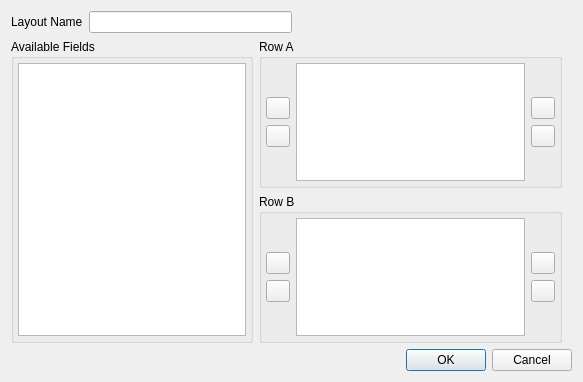
Above: ui/NewContactLayoutEditor.ui from k5mcd/QLog before the change. Below: the same form after it.
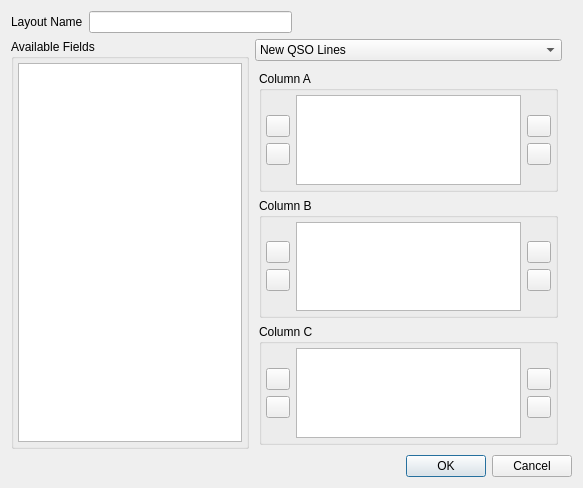
That is the form after the change. The open tabs and pages were chosen to show the change. Icons and pictures are not drawn.

Commit message: NewContactLayout: Redesigned dynamic GUI - added Details Tab

Patch:
```diff
--- a/ui/NewContactLayoutEditor.ui
+++ b/ui/NewContactLayoutEditor.ui
@@ -7,7 +7,7 @@
     <x>0</x>
     <y>0</y>
     <width>583</width>
-    <height>382</height>
+    <height>488</height>
    </rect>
   </property>
   <property name="windowTitle">
@@ -96,7 +96,40 @@
         <number>10</number>
        </property>
        <item>
-        <widget class="QGroupBox" name="rowAGroupBox">
+        <widget class="QComboBox" name="layoutTypeComboBox">
+         <item>
+          <property name="text">
+           <string>New QSO Lines</string>
+          </property>
+         </item>
+         <item>
+          <property name="text">
+           <string>New QSO Details</string>
+          </property>
+         </item>
+        </widget>
+       </item>
+       <item>
+        <widget class="QStackedWidget" name="stackedWidget">
+         <property name="currentIndex">
+          <number>0</number>
+         </property>
+         <widget class="QWidget" name="newQSOAreaPage">
+          <layout class="QVBoxLayout" name="verticalLayout_13">
+           <property name="leftMargin">
+            <number>4</number>
+           </property>
+           <property name="topMargin">
+            <number>4</number>
+           </property>
+           <property name="rightMargin">
+            <number>4</number>
+           </property>
+           <property name="bottomMargin">
+            <number>4</number>
+           </property>
+           <item>
+            <widget class="QGroupBox" name="qsoRowAGroupBox">
          <property name="title">
           <string>Row A</string>
          </property>
@@ -300,7 +333,7 @@
         </widget>
        </item>
        <item>
-        <widget class="QGroupBox" name="rowBGroupBox">
+            <widget class="QGroupBox" name="qsoRowBGroupBox">
          <property name="title">
           <string>Row B</string>
          </property>
@@ -510,6 +543,638 @@
         </widget>
        </item>
       </layout>
+         </widget>
+         <widget class="QWidget" name="newQSODetailPage">
+          <layout class="QVBoxLayout" name="verticalLayout_20">
+           <property name="leftMargin">
+            <number>4</number>
+           </property>
+           <property name="topMargin">
+            <number>4</number>
+           </property>
+           <property name="rightMargin">
+            <number>4</number>
+           </property>
+           <property name="bottomMargin">
+            <number>4</number>
+           </property>
+           <item>
+            <widget class="QGroupBox" name="detailColAGroupBox">
+             <property name="title">
+              <string>Column A</string>
+             </property>
+             <layout class="QHBoxLayout" name="horizontalLayout_6">
+              <property name="leftMargin">
+               <number>4</number>
+              </property>
+              <property name="topMargin">
+               <number>4</number>
+              </property>
+              <property name="rightMargin">
+               <number>4</number>
+              </property>
+              <property name="bottomMargin">
+               <number>4</number>
+              </property>
+              <item>
+               <layout class="QVBoxLayout" name="verticalLayout_14">
+                <item>
+                 <spacer name="verticalSpacer_23">
+                  <property name="orientation">
+                   <enum>Qt::Vertical</enum>
+                  </property>
+                  <property name="sizeHint" stdset="0">
+                   <size>
+                    <width>20</width>
+                    <height>40</height>
+                   </size>
+                  </property>
+                 </spacer>
+                </item>
+                <item>
+                 <widget class="QPushButton" name="moveToDetailColAButton">
+                  <property name="sizePolicy">
+                   <sizepolicy hsizetype="Maximum" vsizetype="Fixed">
+                    <horstretch>0</horstretch>
+                    <verstretch>0</verstretch>
+                   </sizepolicy>
+                  </property>
+                  <property name="maximumSize">
+                   <size>
+                    <width>24</width>
+                    <height>24</height>
+                   </size>
+                  </property>
+                  <property name="toolTip">
+                   <string>Move selected fields from the Available Fields List to the Row A</string>
+                  </property>
+                  <property name="text">
+                   <string notr="true"/>
+                  </property>
+                  <property name="icon">
+                   <iconset resource="../res/icons/icons.qrc">
+                    <normaloff>:/icons/baseline-play_arrow-24px.svg</normaloff>:/icons/baseline-play_arrow-24px.svg</iconset>
+                  </property>
+                 </widget>
+                </item>
+                <item>
+                 <widget class="QPushButton" name="removeFromDetailColAButton">
+                  <property name="sizePolicy">
+                   <sizepolicy hsizetype="Maximum" vsizetype="Fixed">
+                    <horstretch>0</horstretch>
+                    <verstretch>0</verstretch>
+                   </sizepolicy>
+                  </property>
+                  <property name="maximumSize">
+                   <size>
+                    <width>24</width>
+                    <height>24</height>
+                   </size>
+                  </property>
+                  <property name="toolTip">
+                   <string>Remove selected field from the Row A</string>
+                  </property>
+                  <property name="text">
+                   <string notr="true"/>
+                  </property>
+                  <property name="icon">
+                   <iconset resource="../res/icons/icons.qrc">
+                    <normaloff>:/icons/baseline-play_back-24px.svg</normaloff>:/icons/baseline-play_back-24px.svg</iconset>
+                  </property>
+                 </widget>
+                </item>
+                <item>
+                 <spacer name="verticalSpacer_24">
+                  <property name="orientation">
+                   <enum>Qt::Vertical</enum>
+                  </property>
+                  <property name="sizeHint" stdset="0">
+                   <size>
+                    <width>20</width>
+                    <height>40</height>
+                   </size>
+                  </property>
+                 </spacer>
+                </item>
+               </layout>
+              </item>
+              <item>
+               <widget class="QListView" name="detailColAFieldsListView">
+                <property name="toolTip">
+                 <string>List of fields in the first variable row</string>
+                </property>
+                <property name="editTriggers">
+                 <set>QAbstractItemView::NoEditTriggers</set>
+                </property>
+                <property name="showDropIndicator" stdset="0">
+                 <bool>false</bool>
+                </property>
+                <property name="verticalScrollMode">
+                 <enum>QAbstractItemView::ScrollPerPixel</enum>
+                </property>
+                <property name="horizontalScrollMode">
+                 <enum>QAbstractItemView::ScrollPerPixel</enum>
+                </property>
+               </widget>
+              </item>
+              <item>
+               <layout class="QVBoxLayout" name="verticalLayout_15">
+                <item>
+                 <spacer name="verticalSpacer_25">
+                  <property name="orientation">
+                   <enum>Qt::Vertical</enum>
+                  </property>
+                  <property name="sizeHint" stdset="0">
+                   <size>
+                    <width>20</width>
+                    <height>40</height>
+                   </size>
+                  </property>
+                 </spacer>
+                </item>
+                <item>
+                 <widget class="QPushButton" name="detailColAUpButton">
+                  <property name="sizePolicy">
+                   <sizepolicy hsizetype="Maximum" vsizetype="Fixed">
+                    <horstretch>0</horstretch>
+                    <verstretch>0</verstretch>
+                   </sizepolicy>
+                  </property>
+                  <property name="maximumSize">
+                   <size>
+                    <width>24</width>
+                    <height>24</height>
+                   </size>
+                  </property>
+                  <property name="toolTip">
+                   <string>Change the order. Move selected field up</string>
+                  </property>
+                  <property name="text">
+                   <string notr="true"/>
+                  </property>
+                  <property name="icon">
+                   <iconset resource="../res/icons/icons.qrc">
+                    <normaloff>:/icons/baseline-play_up-24px.svg</normaloff>:/icons/baseline-play_up-24px.svg</iconset>
+                  </property>
+                 </widget>
+                </item>
+                <item>
+                 <widget class="QPushButton" name="detailColADownButton">
+                  <property name="sizePolicy">
+                   <sizepolicy hsizetype="Maximum" vsizetype="Fixed">
+                    <horstretch>0</horstretch>
+                    <verstretch>0</verstretch>
+                   </sizepolicy>
+                  </property>
+                  <property name="maximumSize">
+                   <size>
+                    <width>24</width>
+                    <height>24</height>
+                   </size>
+                  </property>
+                  <property name="toolTip">
+                   <string>Change the order. Move selected field down</string>
+                  </property>
+                  <property name="text">
+                   <string notr="true"/>
+                  </property>
+                  <property name="icon">
+                   <iconset resource="../res/icons/icons.qrc">
+                    <normaloff>:/icons/baseline-play_down-24px.svg</normaloff>:/icons/baseline-play_down-24px.svg</iconset>
+                  </property>
+                 </widget>
+                </item>
+                <item>
+                 <spacer name="verticalSpacer_26">
+                  <property name="orientation">
+                   <enum>Qt::Vertical</enum>
+                  </property>
+                  <property name="sizeHint" stdset="0">
+                   <size>
+                    <width>20</width>
+                    <height>40</height>
+                   </size>
+                  </property>
+                 </spacer>
+                </item>
+               </layout>
+              </item>
+             </layout>
+            </widget>
+           </item>
+           <item>
+            <widget class="QGroupBox" name="detailColBGroupBox">
+             <property name="title">
+              <string>Column B</string>
+             </property>
+             <layout class="QHBoxLayout" name="horizontalLayout_7">
+              <property name="leftMargin">
+               <number>4</number>
+              </property>
+              <property name="topMargin">
+               <number>4</number>
+              </property>
+              <property name="rightMargin">
+               <number>4</number>
+              </property>
+              <property name="bottomMargin">
+               <number>4</number>
+              </property>
+              <item>
+               <layout class="QVBoxLayout" name="verticalLayout_16">
+                <item>
+                 <spacer name="verticalSpacer_27">
+                  <property name="orientation">
+                   <enum>Qt::Vertical</enum>
+                  </property>
+                  <property name="sizeHint" stdset="0">
+                   <size>
+                    <width>20</width>
+                    <height>40</height>
+                   </size>
+                  </property>
+                 </spacer>
+                </item>
+                <item>
+                 <widget class="QPushButton" name="moveToDetailColBButton">
+                  <property name="sizePolicy">
+                   <sizepolicy hsizetype="Maximum" vsizetype="Fixed">
+                    <horstretch>0</horstretch>
+                    <verstretch>0</verstretch>
+                   </sizepolicy>
+                  </property>
+                  <property name="maximumSize">
+                   <size>
+                    <width>24</width>
+                    <height>24</height>
+                   </size>
+                  </property>
+                  <property name="toolTip">
+                   <string>Move selected fields from the Available Fields List to the Row A</string>
+                  </property>
+                  <property name="text">
+                   <string notr="true"/>
+                  </property>
+                  <property name="icon">
+                   <iconset resource="../res/icons/icons.qrc">
+                    <normaloff>:/icons/baseline-play_arrow-24px.svg</normaloff>:/icons/baseline-play_arrow-24px.svg</iconset>
+                  </property>
+                 </widget>
+                </item>
+                <item>
+                 <widget class="QPushButton" name="removeFromDetailColBButton">
+                  <property name="sizePolicy">
+                   <sizepolicy hsizetype="Maximum" vsizetype="Fixed">
+                    <horstretch>0</horstretch>
+                    <verstretch>0</verstretch>
+                   </sizepolicy>
+                  </property>
+                  <property name="maximumSize">
+                   <size>
+                    <width>24</width>
+                    <height>24</height>
+                   </size>
+                  </property>
+                  <property name="toolTip">
+                   <string>Remove selected field from the Row A</string>
+                  </property>
+                  <property name="text">
+                   <string notr="true"/>
+                  </property>
+                  <property name="icon">
+                   <iconset resource="../res/icons/icons.qrc">
+                    <normaloff>:/icons/baseline-play_back-24px.svg</normaloff>:/icons/baseline-play_back-24px.svg</iconset>
+                  </property>
+                 </widget>
+                </item>
+                <item>
+                 <spacer name="verticalSpacer_28">
+                  <property name="orientation">
+                   <enum>Qt::Vertical</enum>
+                  </property>
+                  <property name="sizeHint" stdset="0">
+                   <size>
+                    <width>20</width>
+                    <height>40</height>
+                   </size>
+                  </property>
+                 </spacer>
+                </item>
+               </layout>
+              </item>
+              <item>
+               <widget class="QListView" name="detailColBFieldsListView">
+                <property name="toolTip">
+                 <string>List of fields in the first variable row</string>
+                </property>
+                <property name="editTriggers">
+                 <set>QAbstractItemView::NoEditTriggers</set>
+                </property>
+                <property name="showDropIndicator" stdset="0">
+                 <bool>false</bool>
+                </property>
+                <property name="verticalScrollMode">
+                 <enum>QAbstractItemView::ScrollPerPixel</enum>
+                </property>
+                <property name="horizontalScrollMode">
+                 <enum>QAbstractItemView::ScrollPerPixel</enum>
+                </property>
+               </widget>
+              </item>
+              <item>
+               <layout class="QVBoxLayout" name="verticalLayout_17">
+                <item>
+                 <spacer name="verticalSpacer_29">
+                  <property name="orientation">
+                   <enum>Qt::Vertical</enum>
+                  </property>
+                  <property name="sizeHint" stdset="0">
+                   <size>
+                    <width>20</width>
+                    <height>40</height>
+                   </size>
+                  </property>
+                 </spacer>
+                </item>
+                <item>
+                 <widget class="QPushButton" name="detailColBUpButton">
+                  <property name="sizePolicy">
+                   <sizepolicy hsizetype="Maximum" vsizetype="Fixed">
+                    <horstretch>0</horstretch>
+                    <verstretch>0</verstretch>
+                   </sizepolicy>
+                  </property>
+                  <property name="maximumSize">
+                   <size>
+                    <width>24</width>
+                    <height>24</height>
+                   </size>
+                  </property>
+                  <property name="toolTip">
+                   <string>Change the order. Move selected field up</string>
+                  </property>
+                  <property name="text">
+                   <string notr="true"/>
+                  </property>
+                  <property name="icon">
+                   <iconset resource="../res/icons/icons.qrc">
+                    <normaloff>:/icons/baseline-play_up-24px.svg</normaloff>:/icons/baseline-play_up-24px.svg</iconset>
+                  </property>
+                 </widget>
+                </item>
+                <item>
+                 <widget class="QPushButton" name="detailColBDownButton">
+                  <property name="sizePolicy">
+                   <sizepolicy hsizetype="Maximum" vsizetype="Fixed">
+                    <horstretch>0</horstretch>
+                    <verstretch>0</verstretch>
+                   </sizepolicy>
+                  </property>
+                  <property name="maximumSize">
+                   <size>
+                    <width>24</width>
+                    <height>24</height>
+                   </size>
+                  </property>
+                  <property name="toolTip">
+                   <string>Change the order. Move selected field down</string>
+                  </property>
+                  <property name="text">
+                   <string notr="true"/>
+                  </property>
+                  <property name="icon">
+                   <iconset resource="../res/icons/icons.qrc">
+                    <normaloff>:/icons/baseline-play_down-24px.svg</normaloff>:/icons/baseline-play_down-24px.svg</iconset>
+                  </property>
+                 </widget>
+                </item>
+                <item>
+                 <spacer name="verticalSpacer_30">
+                  <property name="orientation">
+                   <enum>Qt::Vertical</enum>
+                  </property>
+                  <property name="sizeHint" stdset="0">
+                   <size>
+                    <width>20</width>
+                    <height>40</height>
+                   </size>
+                  </property>
+                 </spacer>
+                </item>
+               </layout>
+              </item>
+             </layout>
+            </widget>
+           </item>
+           <item>
+            <widget class="QGroupBox" name="detailColCGroupBox">
+             <property name="title">
+              <string>Column C</string>
+             </property>
+             <layout class="QHBoxLayout" name="horizontalLayout_8">
+              <property name="leftMargin">
+               <number>4</number>
+              </property>
+              <property name="topMargin">
+               <number>4</number>
+              </property>
+              <property name="rightMargin">
+               <number>4</number>
+              </property>
+              <property name="bottomMargin">
+               <number>4</number>
+              </property>
+              <item>
+               <layout class="QVBoxLayout" name="verticalLayout_18">
+                <item>
+                 <spacer name="verticalSpacer_31">
+                  <property name="orientation">
+                   <enum>Qt::Vertical</enum>
+                  </property>
+                  <property name="sizeHint" stdset="0">
+                   <size>
+                    <width>20</width>
+                    <height>40</height>
+                   </size>
+                  </property>
+                 </spacer>
+                </item>
+                <item>
+                 <widget class="QPushButton" name="moveToDetailColCButton">
+                  <property name="sizePolicy">
+                   <sizepolicy hsizetype="Maximum" vsizetype="Fixed">
+                    <horstretch>0</horstretch>
+                    <verstretch>0</verstretch>
+                   </sizepolicy>
+                  </property>
+                  <property name="maximumSize">
+                   <size>
+                    <width>24</width>
+                    <height>24</height>
+                   </size>
+                  </property>
+                  <property name="toolTip">
+                   <string>Move selected fields from the Available Fields List to the Row A</string>
+                  </property>
+                  <property name="text">
+                   <string notr="true"/>
+                  </property>
+                  <property name="icon">
+                   <iconset resource="../res/icons/icons.qrc">
+                    <normaloff>:/icons/baseline-play_arrow-24px.svg</normaloff>:/icons/baseline-play_arrow-24px.svg</iconset>
+                  </property>
+                 </widget>
+                </item>
+                <item>
+                 <widget class="QPushButton" name="removeFromDetailColCButton">
+                  <property name="sizePolicy">
+                   <sizepolicy hsizetype="Maximum" vsizetype="Fixed">
+                    <horstretch>0</horstretch>
+                    <verstretch>0</verstretch>
+                   </sizepolicy>
+                  </property>
+                  <property name="maximumSize">
+                   <size>
+                    <width>24</width>
+                    <height>24</height>
+                   </size>
+                  </property>
+                  <property name="toolTip">
+                   <string>Remove selected field from the Row A</string>
+                  </property>
+                  <property name="text">
+                   <string notr="true"/>
+                  </property>
+                  <property name="icon">
+                   <iconset resource="../res/icons/icons.qrc">
+                    <normaloff>:/icons/baseline-play_back-24px.svg</normaloff>:/icons/baseline-play_back-24px.svg</iconset>
+                  </property>
+                 </widget>
+                </item>
+                <item>
+                 <spacer name="verticalSpacer_32">
+                  <property name="orientation">
+                   <enum>Qt::Vertical</enum>
+                  </property>
+                  <property name="sizeHint" stdset="0">
+                   <size>
+                    <width>20</width>
+                    <height>40</height>
+                   </size>
+                  </property>
+                 </spacer>
+                </item>
+               </layout>
+              </item>
+              <item>
+               <widget class="QListView" name="detailColCFieldsListView">
+                <property name="toolTip">
+                 <string>List of fields in the first variable row</string>
+                </property>
+                <property name="editTriggers">
+                 <set>QAbstractItemView::NoEditTriggers</set>
+                </property>
+                <property name="showDropIndicator" stdset="0">
+                 <bool>false</bool>
+                </property>
+                <property name="verticalScrollMode">
+                 <enum>QAbstractItemView::ScrollPerPixel</enum>
+                </property>
+                <property name="horizontalScrollMode">
+                 <enum>QAbstractItemView::ScrollPerPixel</enum>
+                </property>
+               </widget>
+              </item>
+              <item>
+               <layout class="QVBoxLayout" name="verticalLayout_19">
+                <item>
+                 <spacer name="verticalSpacer_33">
+                  <property name="orientation">
+                   <enum>Qt::Vertical</enum>
+                  </property>
+                  <property name="sizeHint" stdset="0">
+                   <size>
+                    <width>20</width>
+                    <height>40</height>
+                   </size>
+                  </property>
+                 </spacer>
+                </item>
+                <item>
+                 <widget class="QPushButton" name="detailColCUpButton">
+                  <property name="sizePolicy">
+                   <sizepolicy hsizetype="Maximum" vsizetype="Fixed">
+                    <horstretch>0</horstretch>
+                    <verstretch>0</verstretch>
+                   </sizepolicy>
+                  </property>
+                  <property name="maximumSize">
+                   <size>
+                    <width>24</width>
+                    <height>24</height>
+                   </size>
+                  </property>
+                  <property name="toolTip">
+                   <string>Change the order. Move selected field up</string>
+                  </property>
+                  <property name="text">
+                   <string notr="true"/>
+                  </property>
+                  <property name="icon">
+                   <iconset resource="../res/icons/icons.qrc">
+                    <normaloff>:/icons/baseline-play_up-24px.svg</normaloff>:/icons/baseline-play_up-24px.svg</iconset>
+                  </property>
+                 </widget>
+                </item>
+                <item>
+                 <widget class="QPushButton" name="detailColCDownButton">
+                  <property name="sizePolicy">
+                   <sizepolicy hsizetype="Maximum" vsizetype="Fixed">
+                    <horstretch>0</horstretch>
+                    <verstretch>0</verstretch>
+                   </sizepolicy>
+                  </property>
+                  <property name="maximumSize">
+                   <size>
+                    <width>24</width>
+                    <height>24</height>
+                   </size>
+                  </property>
+                  <property name="toolTip">
+                   <string>Change the order. Move selected field down</string>
+                  </property>
+                  <property name="text">
+                   <string notr="true"/>
+                  </property>
+                  <property name="icon">
+                   <iconset resource="../res/icons/icons.qrc">
+                    <normaloff>:/icons/baseline-play_down-24px.svg</normaloff>:/icons/baseline-play_down-24px.svg</iconset>
+                  </property>
+                 </widget>
+                </item>
+                <item>
+                 <spacer name="verticalSpacer_34">
+                  <property name="orientation">
+                   <enum>Qt::Vertical</enum>
+                  </property>
+                  <property name="sizeHint" stdset="0">
+                   <size>
+                    <width>20</width>
+                    <height>40</height>
+                   </size>
+                  </property>
+                 </spacer>
+                </item>
+               </layout>
+              </item>
+             </layout>
+            </widget>
+           </item>
+          </layout>
+         </widget>
+        </widget>
+       </item>
+      </layout>
      </item>
     </layout>
    </item>
```
Left out of the diff: 172 changed lines with no effect on the pictures. Lines whose indentation alone changed are shown as unchanged. The commit also changes 13 other files.
